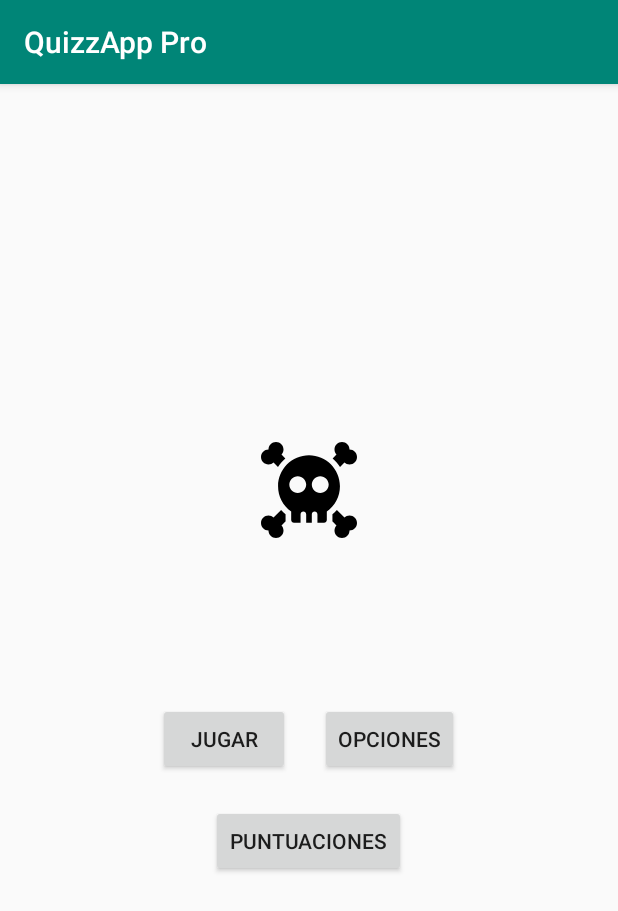
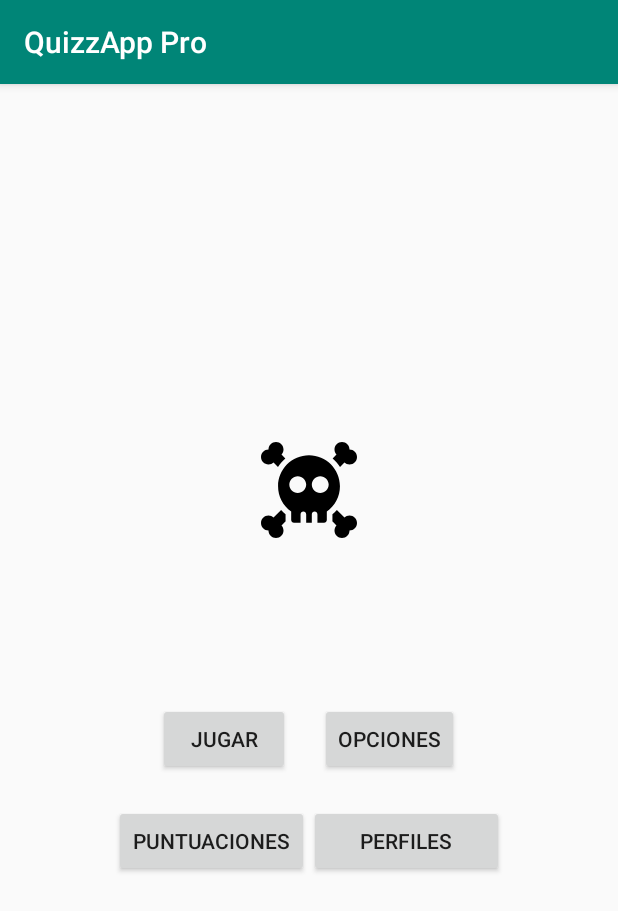
Before and after one commit to Adrianooow96/QuizzAppPro, an Android app: the screen it shows after launch (MainActivity), on a phone screen of 412 x 824 dp. Shown: the top 911 px of the screen. Run offline under Robolectric (Android 15) with nearby library versions, the phone set to English and light mode, and no system bars.

Commit message:
Agregue el botón de perfiles y cree el activity de perfiles

```diff
--- a/app/src/main/AndroidManifest.xml
+++ b/app/src/main/AndroidManifest.xml
@@ -9,7 +9,8 @@
         android:roundIcon="@mipmap/ic_launcher_round"
         android:supportsRtl="true"
         android:theme="@style/AppTheme">
-        <activity android:name=".Activity5"></activity>
+        <activity android:name=".ProfilesActivity"></activity>
+        <activity android:name=".Activity5" />
         <activity android:name=".ActivityName" />
         <activity android:name=".Activity4" />
         <activity android:name=".Activity2" />
--- a/app/src/main/java/com/example/quizzapppro/MainActivity.kt
+++ b/app/src/main/java/com/example/quizzapppro/MainActivity.kt
@@ -6,6 +6,7 @@ import android.os.Bundle
 import android.support.v7.app.AppCompatActivity
 import android.widget.Button
 import android.widget.Toast
+
 
 var listaCategorias : List<String> = listOf("Espanol", "Matemáticas", "Ciencias", "Historia", "Geografia", "Cívica")
 var numPreguntas = 18
@@ -17,6 +18,7 @@ class MainActivity : AppCompatActivity() {
     private lateinit var play_button : Button
     private lateinit var options_button : Button
     private lateinit var score_button : Button
+    private lateinit var profiles_button : Button
 
 
     override fun onCreate(savedInstanceState: Bundle?) {
@@ -27,6 +29,7 @@ class MainActivity : AppCompatActivity() {
         play_button = findViewById(R.id.play_button)
         options_button = findViewById(R.id.options_button)
         score_button = findViewById(R.id.score_button)
+        profiles_button = findViewById(R.id.profiles_button)
 /*
 
 */
@@ -42,6 +45,10 @@ class MainActivity : AppCompatActivity() {
             val intent : Intent = Intent(this, Activity5::class.java)
             startActivity(intent)
         }
+        profiles_button.setOnClickListener() {
+            val intent : Intent = Intent(this, ProfilesActivity::class.java)
+            startActivity(intent)
+        }
 
     }
 
--- a/app/src/main/res/layout/activity_main.xml
+++ b/app/src/main/res/layout/activity_main.xml
@@ -50,6 +50,12 @@
             android:layout_height="wrap_content"
             android:text="Puntuaciones" />
 
+        <Button
+            android:id="@+id/profiles_button"
+            android:layout_width="130sp"
+            android:layout_height="wrap_content"
+            android:text="Perfiles" />
+
 
     </LinearLayout>
 
```
